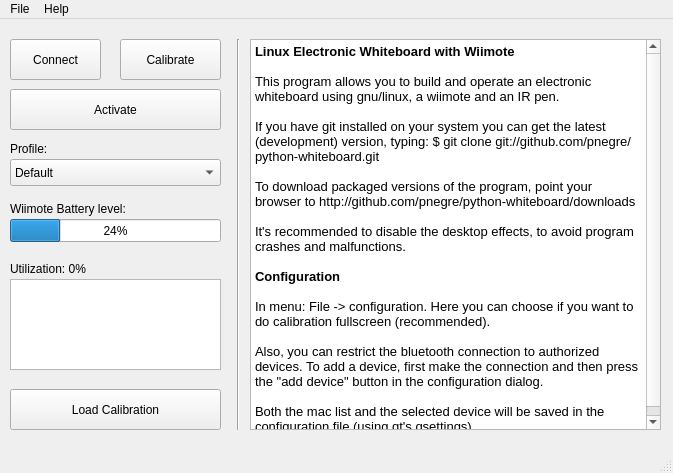
First picture: the form in stuff/mainwindow.ui, repository pnegre/python-whiteboard, before the edit.
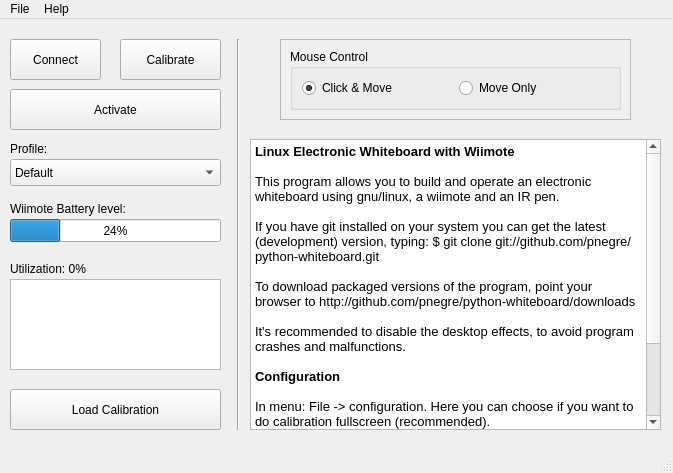
Second picture: the form after the edit.

Commit message: Implemented 'move only' feature on mainscreen

Patch:
```diff
--- a/stuff/mainwindow.ui
+++ b/stuff/mainwindow.ui
@@ -173,9 +173,9 @@
     <property name="geometry">
      <rect>
       <x>250</x>
-      <y>20</y>
+      <y>120</y>
       <width>411</width>
-      <height>391</height>
+      <height>291</height>
      </rect>
     </property>
     <property name="html">
@@ -230,6 +230,69 @@
      </property>
     </item>
    </widget>
+   <widget class="QFrame" name="frame_mouseControl">
+    <property name="geometry">
+     <rect>
+      <x>280</x>
+      <y>20</y>
+      <width>351</width>
+      <height>81</height>
+     </rect>
+    </property>
+    <property name="styleSheet">
+     <string notr="true"/>
+    </property>
+    <property name="frameShape">
+     <enum>QFrame::StyledPanel</enum>
+    </property>
+    <property name="frameShadow">
+     <enum>QFrame::Raised</enum>
+    </property>
+    <layout class="QGridLayout" name="gridLayout_2">
+     <item row="0" column="0">
+      <widget class="QGroupBox" name="groupBox">
+       <property name="styleSheet">
+        <string notr="true"/>
+       </property>
+       <property name="title">
+        <string>Mouse Control</string>
+       </property>
+       <property name="flat">
+        <bool>false</bool>
+       </property>
+       <property name="checkable">
+        <bool>false</bool>
+       </property>
+       <property name="checked">
+        <bool>false</bool>
+       </property>
+       <layout class="QGridLayout" name="gridLayout">
+        <item row="0" column="0">
+         <layout class="QHBoxLayout" name="horizontalLayout">
+          <item>
+           <widget class="QRadioButton" name="rad_clickMove">
+            <property name="text">
+             <string>Click &amp;&amp; Move</string>
+            </property>
+            <property name="checked">
+             <bool>true</bool>
+            </property>
+           </widget>
+          </item>
+          <item>
+           <widget class="QRadioButton" name="rad_moveOnly">
+            <property name="text">
+             <string>Move Only</string>
+            </property>
+           </widget>
+          </item>
+         </layout>
+        </item>
+       </layout>
+      </widget>
+     </item>
+    </layout>
+   </widget>
   </widget>
   <widget class="QStatusBar" name="statusbar"/>
   <widget class="QMenuBar" name="menuBar">
```
The commit also changes 2 other files.
